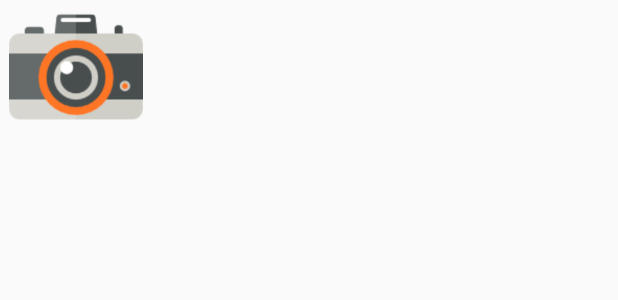
After one commit to weejinhak/VisionAPI_App, an Android app: the layout activity_loading.xml on its own in the app's theme, with its tools: preview values and no code run, on a phone screen of 412 x 824 dp. The commit adds this screen. Shown: the top 300 px of the screen. Run offline under Robolectric (Android 15) with nearby library versions, the phone set to English and light mode, and no system bars; Roboto replaces fonts that are not available here.

Commit message:
loading activity, loding layout add and font add

```diff
--- /dev/null
+++ b/app/src/main/res/layout/activity_loading.xml
@@ -0,0 +1,18 @@
+<?xml version="1.0" encoding="utf-8"?>
+<android.support.constraint.ConstraintLayout
+    xmlns:android="http://schemas.android.com/apk/res/android"
+    xmlns:app="http://schemas.android.com/apk/res-auto"
+    xmlns:tools="http://schemas.android.com/tools"
+    android:layout_width="match_parent"
+    android:layout_height="match_parent">
+
+    <ImageView
+        android:id="@+id/imageView"
+        android:layout_width="101dp"
+        android:layout_height="89dp"
+        app:srcCompat="@drawable/photo-camera"
+        tools:layout_editor_absoluteX="235dp"
+        tools:layout_editor_absoluteY="425dp" />
+
+
+</android.support.constraint.ConstraintLayout>
```
Also changed, not shown: app/build.gradle (+5 -2 lines), app/src/main/AndroidManifest.xml (+11 -3 lines), app/src/main/java/com/example/wee/membership_visionapi_app/App.java (added, +20 -0 lines), app/src/main/java/com/example/wee/membership_visionapi_app/LoadingActivity.java (added, +33 -0 lines), app/src/main/java/com/example/wee/membership_visionapi_app/LoginActivity.java (+7 -1 lines), app/src/main/java/com/example/wee/membership_visionapi_app/MainActivity.java (+7 -0 lines), app/src/main/java/com/example/wee/membership_visionapi_app/ResultActivity.java (+8 -1 lines), app/src/main/res/drawable/photo-camera.png (added), 2 other files.
